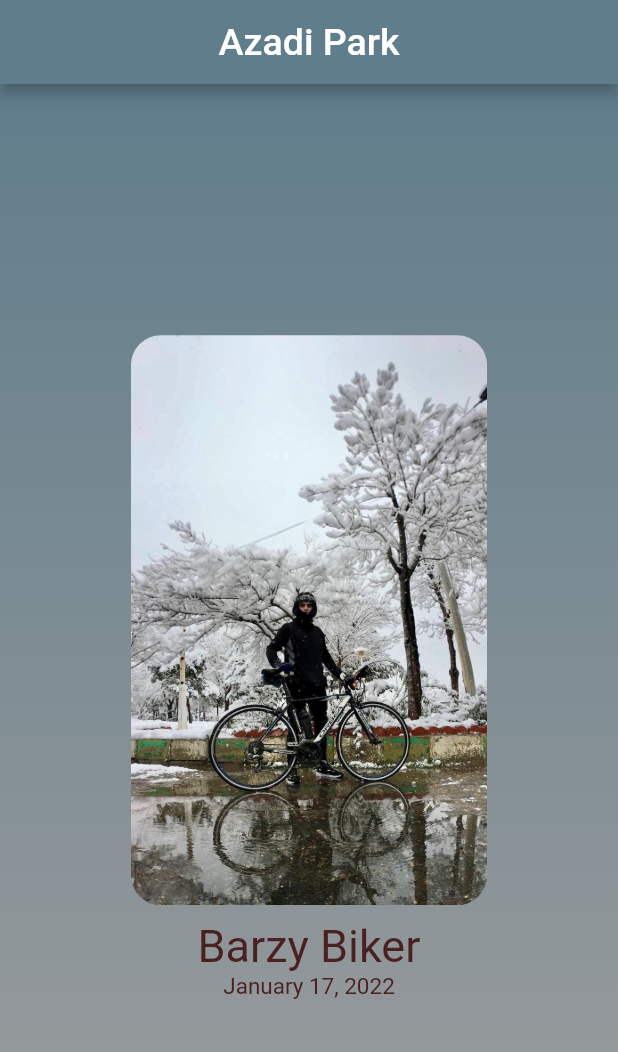
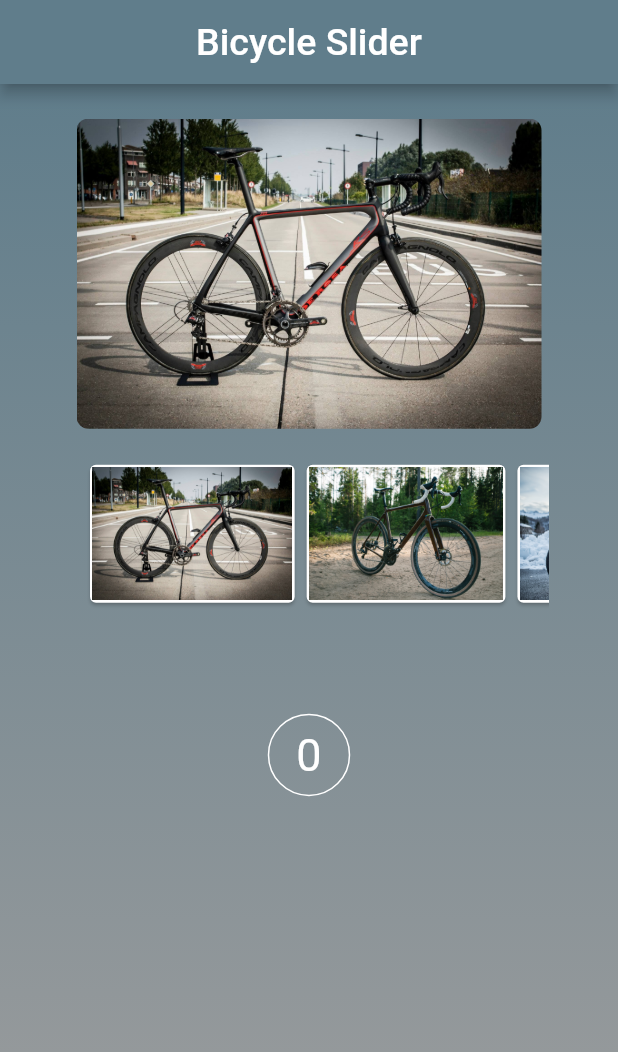
Before and after one commit to Barzy-Yasin/HelloKurdistanApp, a Flutter app: the screen it shows after launch, on a phone screen of 412 x 824 dp. Shown: the top 1052 px of the screen. Run offline on Flutter 3.47's test engine with Material 2 defaults, Android fonts, the phone set to English and light mode, and no system bars.

Commit message:
Barzy's 8th assignment is ready.

```diff
--- a/lib/main.dart
+++ b/lib/main.dart
@@ -1,7 +1,6 @@
 import 'package:flutter/material.dart';
-import 'package:hello_kurdistan_app/src/AzadiPark.dart';
-
+import 'package:hello_kurdistan_app/src/bicycle_slide.dart';
 
 void main() {
-  runApp(const AzadiPark());
+  runApp(const BicycleSlider());
 }
--- a/lib/src/AzadiPark.dart
+++ /dev/null
@@ -1,70 +0,0 @@
-import 'package:flutter/material.dart';
-
-class AzadiPark extends StatelessWidget {
-  const AzadiPark({Key? key}) : super(key: key);
-  final String myName = "Barzy Biker";
-  final String date = "January 17, 2022";
-  // This widget is the root of your application.
-  @override
-  Widget build(BuildContext context) {
-    // var bbb=52;
-    return MaterialApp(
-      debugShowCheckedModeBanner: false,
-      home: Scaffold(
-        // backgroundColor: Colors.blueGrey.shade200,
-        appBar: AppBar(
-          backgroundColor: Colors.blueGrey,
-          title: const Center(
-            child: Text(
-              "Azadi Park",
-              style: TextStyle(
-                fontSize: 25,
-                color: Colors.white,
-              ),
-            ),
-          ),
-        ),
-        body: Container(
-          decoration: const BoxDecoration(
-            gradient: LinearGradient(
-              begin: Alignment.topCenter,
-              end: Alignment.bottomCenter,
-              colors: [Colors.blueGrey, Colors.grey],
-            ),
-          ),
-          child: Center(
-            child: Column(
-              mainAxisAlignment: MainAxisAlignment.center,
-              // crossAxisAlignment: CrossAxisAlignment.center,
-              children: [
-                Container(
-                  // width: 200,
-                  height: 400,
-                  padding: const EdgeInsets.all(10.0),
-                  child: ClipRRect(
-                    borderRadius: BorderRadius.circular(20),
-                    child: Image.asset('images/bicycle.jpg'),
-                  ),
-                ),
-                Text(
-                  myName,
-                  style: const TextStyle(
-                    fontSize: 30,
-                    color: Color.fromARGB(255, 74, 32, 32),
-                  ),
-                ),
-                Text(
-                  date,
-                  style: const TextStyle(
-                    fontSize: 15,
-                    color: Color.fromARGB(255, 74, 32, 32),
-                  ),
-                ),
-              ],
-            ),
-          ),
-        ),
-      ),
-    );
-  }
-}
--- /dev/null
+++ b/lib/src/bicycle_slide.dart
@@ -0,0 +1,158 @@
+import 'package:flutter/material.dart';
+
+class BicycleSlider extends StatefulWidget {
+  const BicycleSlider({Key? key}) : super(key: key);
+
+  @override
+  State<BicycleSlider> createState() => BicycleSliderState();
+}
+
+class BicycleSliderState extends State<BicycleSlider> {
+  int counter = 0;
+  final String img1 = "images/roadbike1.jpg";
+  final String img2 = "images/roadbike2.jpg";
+  final String img3 = "images/roadbike3.jpg";
+  final String img4 = "images/roadbike4.jpg";
+  String imgSlider = "images/roadbike1.jpg";
+
+  @override
+  Widget build(BuildContext context) {
+    return MaterialApp(
+      debugShowCheckedModeBanner: false,
+      home: Scaffold(
+        backgroundColor: Colors.blueGrey.shade200,
+        appBar: AppBar(
+          backgroundColor: Colors.blueGrey,
+          title: const Center(
+            child: Text(
+              "Bicycle Slider",
+              style: TextStyle(
+                fontSize: 25,
+                color: Colors.white,
+              ),
+            ),
+          ),
+        ),
+        body: Container(
+          decoration: const BoxDecoration(
+            gradient: LinearGradient(
+              begin: Alignment.topCenter,
+              end: Alignment.bottomCenter,
+              colors: [Colors.blueGrey, Colors.grey],
+            ),
+          ),
+          child: Center(
+            child: Column(
+              // mainAxisAlignment: MainAxisAlignment.center,
+              // crossAxisAlignment: CrossAxisAlignment.center,
+              children: [
+                const SizedBox(
+                  height: 13,
+                ),
+                Container(
+                  width: 330,
+                  padding: const EdgeInsets.all(10.0),
+                  child: ClipRRect(
+                    borderRadius: BorderRadius.circular(8.0),
+                    child: Image.asset(imgSlider),
+                  ),
+                ),
+                Container(
+                  width: 330,
+                  height: 120,
+                  padding: const EdgeInsets.all(5.0),
+                  margin: const EdgeInsets.symmetric(horizontal: 20.0),
+                  child: ListView(
+                    padding: const EdgeInsets.symmetric(
+                        vertical: 5.0, horizontal: 10.0),
+                    scrollDirection: Axis.horizontal,
+                    children: <Widget>[
+                      InkWell(
+                        onTap: () {
+                          setState(() {
+                            imgSlider = img1;
+                            counter++;
+                          });
+                        },
+                        child: Card(
+                          child: Padding(
+                            padding: const EdgeInsets.all(1.5),
+                            child: Image.asset(img1),
+                          ),
+                        ),
+                      ),
+                      InkWell(
+                        onTap: () {
+                          setState(() {
+                            imgSlider = img2;
+                            counter++;
+                          });
+                        },
+                        child: Card(
+                          child: Padding(
+                            padding: const EdgeInsets.all(1.5),
+                            child: Image.asset(img2),
+                          ),
+                        ),
+                      ),
+                      InkWell(
+                        onTap: () {
+                          setState(() {
+                            imgSlider = img3;
+                            counter++;
+                          });
+                        },
+                        child: Card(
+                          child: Padding(
+                            padding: const EdgeInsets.all(1.5),
+                            child: Image.asset(img3),
+                          ),
+                        ),
+                      ),
+                      InkWell(
+                        onTap: () {
+                          setState(() {
+                            imgSlider = img4;
+                            counter++;
+                          });
+                        },
+                        child: Card(
+                          child: Padding(
+                            padding: const EdgeInsets.all(1.5),
+                            child: Image.asset(img4),
+                          ),
+                        ),
+                      ),
+                    ],
+                  ),
+                ),
+                const SizedBox(
+                  height: 60,
+                ),
+                Container(
+                  height: 55,
+                  width: 55,
+                  decoration: BoxDecoration(
+                    border: Border.all(
+                      color: Colors.white,
+                    ),
+                    shape: BoxShape.circle,
+                  ),
+                  child: Center(
+                    child: Text(
+                      '$counter',
+                      style: const TextStyle(
+                        fontSize: 30,
+                        color: Colors.white,
+                      ),
+                    ),
+                  ),
+                ),
+              ],
+            ),
+          ),
+        ),
+      ),
+    );
+  }
+}
--- a/pubspec.yaml
+++ b/pubspec.yaml
@@ -52,7 +52,7 @@ dev_dependencies:
 # The following section is specific to Flutter.
 flutter:
   assets:
-    - images/bicycle.jpg
+    - images/
 
   # The following line ensures that the Material Icons font is
   # included with your application, so that you can use the icons in
```
Also changed, not shown: images/roadbike1.jpg (added), images/roadbike2.jpg (added), images/roadbike3.jpg (added), images/roadbike4.jpg (added).
